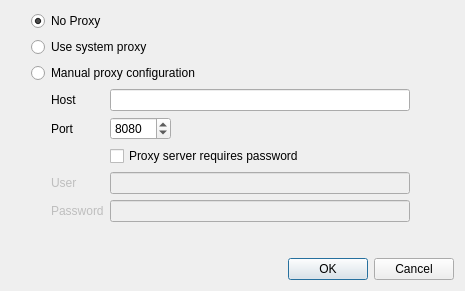
Qt form src/mirall/proxydialog.ui (nextcloud/desktop) before a commit.
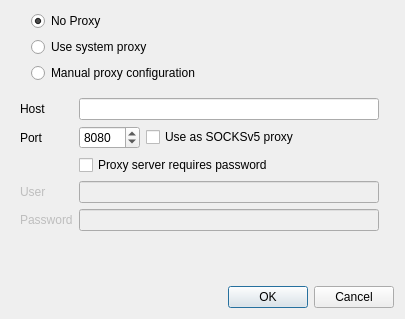
The same form after that commit.

Commit message:
Properly deal with SOCKS proxies
Fixes #10

```diff
--- a/src/mirall/proxydialog.ui
+++ b/src/mirall/proxydialog.ui
@@ -6,38 +6,15 @@
    <rect>
     <x>0</x>
     <y>0</y>
-    <width>465</width>
-    <height>291</height>
+    <width>405</width>
+    <height>319</height>
    </rect>
   </property>
   <property name="windowTitle">
    <string>Proxy Settings</string>
   </property>
-  <layout class="QGridLayout" name="gridLayout">
-   <item row="1" column="0">
-    <spacer name="verticalSpacer">
-     <property name="orientation">
-      <enum>Qt::Vertical</enum>
-     </property>
-     <property name="sizeHint" stdset="0">
-      <size>
-       <width>20</width>
-       <height>40</height>
-      </size>
-     </property>
-    </spacer>
-   </item>
-   <item row="2" column="0">
-    <widget class="QDialogButtonBox" name="buttonBox">
-     <property name="orientation">
-      <enum>Qt::Horizontal</enum>
-     </property>
-     <property name="standardButtons">
-      <set>QDialogButtonBox::Cancel|QDialogButtonBox::Ok</set>
-     </property>
-    </widget>
-   </item>
-   <item row="0" column="0">
+  <layout class="QVBoxLayout" name="verticalLayout_3">
+   <item>
     <layout class="QVBoxLayout" name="verticalLayout_2">
      <item>
       <layout class="QVBoxLayout" name="verticalLayout">
@@ -76,18 +53,82 @@
         <bool>true</bool>
        </property>
        <layout class="QFormLayout" name="formLayout">
-        <property name="fieldGrowthPolicy">
-         <enum>QFormLayout::AllNonFixedFieldsGrow</enum>
-        </property>
-        <property name="verticalSpacing">
-         <number>6</number>
-        </property>
-        <property name="leftMargin">
-         <number>40</number>
-        </property>
-        <property name="topMargin">
-         <number>0</number>
-        </property>
+        <item row="0" column="0">
+         <widget class="QLabel" name="hostLabel">
+          <property name="text">
+           <string>Host</string>
+          </property>
+         </widget>
+        </item>
+        <item row="0" column="1">
+         <widget class="QLineEdit" name="hostLineEdit">
+          <property name="maximumSize">
+           <size>
+            <width>300</width>
+            <height>16777215</height>
+           </size>
+          </property>
+          <property name="text">
+           <string/>
+          </property>
+         </widget>
+        </item>
+        <item row="1" column="0">
+         <widget class="QLabel" name="portLabel">
+          <property name="text">
+           <string>Port</string>
+          </property>
+         </widget>
+        </item>
+        <item row="1" column="1">
+         <layout class="QHBoxLayout" name="horizontalLayout">
+          <item>
+           <widget class="QSpinBox" name="portSpinBox">
+            <property name="enabled">
+             <bool>true</bool>
+            </property>
+            <property name="sizePolicy">
+             <sizepolicy hsizetype="Maximum" vsizetype="Fixed">
+              <horstretch>0</horstretch>
+              <verstretch>0</verstretch>
+             </sizepolicy>
+            </property>
+            <property name="minimum">
+             <number>1</number>
+            </property>
+            <property name="maximum">
+             <number>65535</number>
+            </property>
+            <property name="value">
+             <number>8080</number>
+            </property>
+           </widget>
+          </item>
+          <item>
+           <widget class="QCheckBox" name="cbSocks">
+            <property name="sizePolicy">
+             <sizepolicy hsizetype="Minimum" vsizetype="Fixed">
+              <horstretch>0</horstretch>
+              <verstretch>0</verstretch>
+             </sizepolicy>
+            </property>
+            <property name="text">
+             <string>Use as SOCKSv5 proxy</string>
+            </property>
+           </widget>
+          </item>
+         </layout>
+        </item>
+        <item row="2" column="1">
+         <widget class="QCheckBox" name="authRequiredcheckBox">
+          <property name="enabled">
+           <bool>true</bool>
+          </property>
+          <property name="text">
+           <string>Proxy server requires password</string>
+          </property>
+         </widget>
+        </item>
         <item row="3" column="0">
          <widget class="QLabel" name="proxyUserLabel">
           <property name="enabled">
@@ -143,70 +184,34 @@
           </property>
          </widget>
         </item>
-        <item row="1" column="0">
-         <widget class="QLabel" name="portLabel">
-          <property name="text">
-           <string>Port</string>
-          </property>
-         </widget>
-        </item>
-        <item row="0" column="0">
-         <widget class="QLabel" name="hostLabel">
-          <property name="text">
-           <string>Host</string>
-          </property>
-         </widget>
-        </item>
-        <item row="0" column="1">
-         <widget class="QLineEdit" name="hostLineEdit">
-          <property name="maximumSize">
-           <size>
-            <width>300</width>
-            <height>16777215</height>
-           </size>
-          </property>
-          <property name="text">
-           <string/>
-          </property>
-         </widget>
-        </item>
-        <item row="2" column="1">
-         <widget class="QCheckBox" name="authRequiredcheckBox">
-          <property name="enabled">
-           <bool>true</bool>
-          </property>
-          <property name="text">
-           <string>Proxy server requires password</string>
-          </property>
-         </widget>
-        </item>
-        <item row="1" column="1">
-         <widget class="QSpinBox" name="portSpinBox">
-          <property name="enabled">
-           <bool>true</bool>
-          </property>
-          <property name="sizePolicy">
-           <sizepolicy hsizetype="Maximum" vsizetype="Fixed">
-            <horstretch>0</horstretch>
-            <verstretch>0</verstretch>
-           </sizepolicy>
-          </property>
-          <property name="minimum">
-           <number>1</number>
-          </property>
-          <property name="maximum">
-           <number>65535</number>
-          </property>
-          <property name="value">
-           <number>8080</number>
-          </property>
-         </widget>
-        </item>
        </layout>
       </widget>
      </item>
     </layout>
    </item>
+   <item>
+    <spacer name="verticalSpacer">
+     <property name="orientation">
+      <enum>Qt::Vertical</enum>
+     </property>
+     <property name="sizeHint" stdset="0">
+      <size>
+       <width>20</width>
+       <height>40</height>
+      </size>
+     </property>
+    </spacer>
+   </item>
+   <item>
+    <widget class="QDialogButtonBox" name="buttonBox">
+     <property name="orientation">
+      <enum>Qt::Horizontal</enum>
+     </property>
+     <property name="standardButtons">
+      <set>QDialogButtonBox::Cancel|QDialogButtonBox::Ok</set>
+     </property>
+    </widget>
+   </item>
   </layout>
  </widget>
  <resources/>
```
The commit also changes 3 other files.
